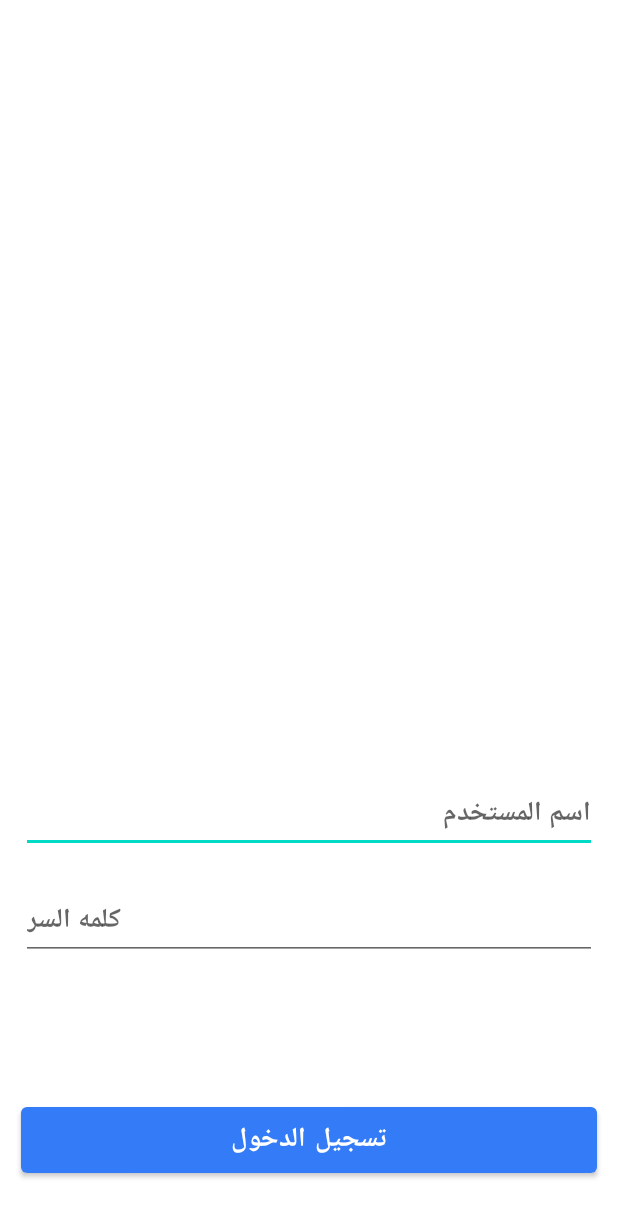
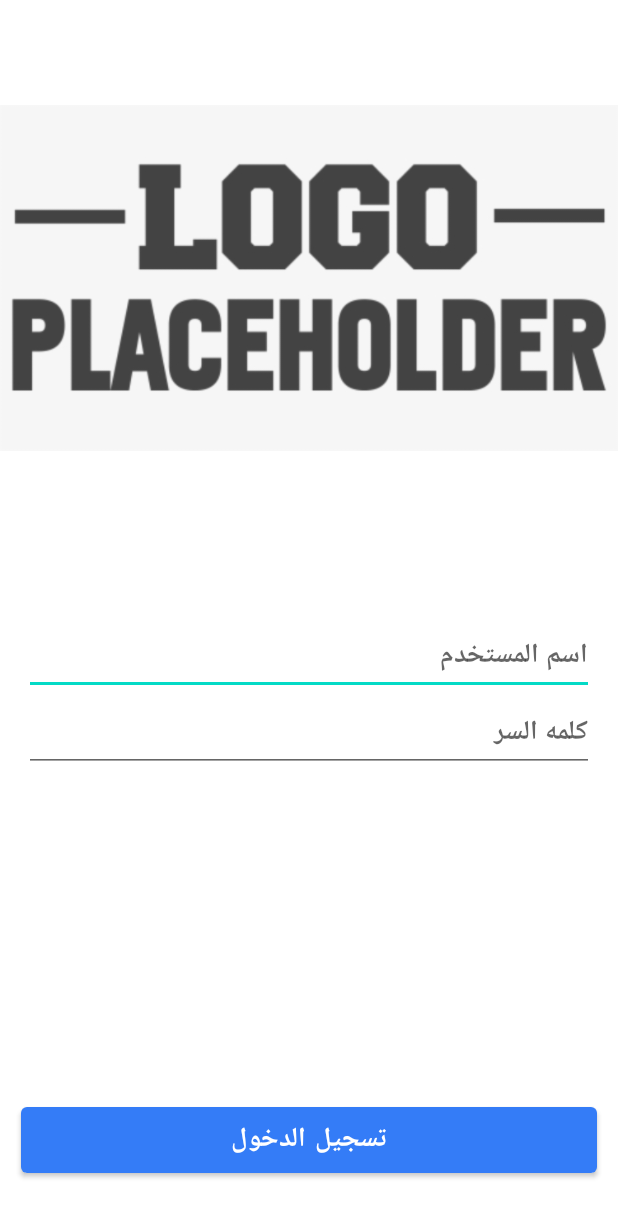
Before and after one commit to AhmedMamdouhh/HalanChallenge, an Android app: the screen it shows after launch (MainActivity), on a phone screen of 412 x 824 dp. Shown: the top 1217 px of the screen. Run offline under Robolectric (Android 15) with nearby library versions, the phone set to English and light mode, and no system bars; our stand-ins replace Dagger/Hilt's generated code, data binding.

Commit message:
Design enhancement

```diff
--- a/app/src/main/java/com/example/halanchallenge/data/repository/login/LoginRepository.kt
+++ b/app/src/main/java/com/example/halanchallenge/data/repository/login/LoginRepository.kt
@@ -1,7 +1,6 @@
 package com.example.halanchallenge.data.repository.login
 
 import com.example.halanchallenge.data.remote.Api
-import com.example.halanchallenge.data.utils.BaseDataSource
 import com.example.halanchallenge.domain.model.login.LoginGateway
 import com.example.halanchallenge.domain.model.login.LoginRequest
 import javax.inject.Inject
--- a/app/src/main/java/com/example/halanchallenge/data/utils/BaseDataSource.kt
+++ b/app/src/main/java/com/example/halanchallenge/data/utils/BaseDataSource.kt
@@ -1,6 +1,5 @@
 package com.example.halanchallenge.data.utils
 
-import android.util.Log
 import retrofit2.Response
 import java.lang.Exception
 
--- a/app/src/main/java/com/example/halanchallenge/di/AppModule.kt
+++ b/app/src/main/java/com/example/halanchallenge/di/AppModule.kt
@@ -1,13 +1,11 @@
 package com.example.halanchallenge.di
 
-import android.content.Context
 import com.example.halanchallenge.BuildConfig
 import com.example.halanchallenge.data.remote.Api
 import com.example.halanchallenge.presentation.utils.manager.ResponseManager
 import dagger.Module
 import dagger.Provides
 import dagger.hilt.InstallIn
-import dagger.hilt.android.qualifiers.ApplicationContext
 import dagger.hilt.components.SingletonComponent
 import okhttp3.OkHttpClient
 import okhttp3.logging.HttpLoggingInterceptor
--- a/app/src/main/java/com/example/halanchallenge/presentation/ui/profile/ProfileFragment.kt
+++ b/app/src/main/java/com/example/halanchallenge/presentation/ui/profile/ProfileFragment.kt
@@ -8,7 +8,6 @@ import androidx.fragment.app.Fragment
 import androidx.fragment.app.viewModels
 import androidx.navigation.fragment.findNavController
 import androidx.navigation.fragment.navArgs
-import androidx.recyclerview.widget.GridLayoutManager
 import androidx.recyclerview.widget.LinearLayoutManager
 import com.example.halanchallenge.databinding.FragmentProfileBinding
 import com.example.halanchallenge.presentation.ui.profile.products.ProductsAdapter
--- a/app/src/main/res/layout/fragment_login.xml
+++ b/app/src/main/res/layout/fragment_login.xml
@@ -21,30 +21,44 @@
 
 
         <androidx.appcompat.widget.AppCompatImageView
-            android:layout_width="0dp"
-            android:layout_height="0dp"
+            android:layout_width="wrap_content"
+            android:layout_height="wrap_content"
             android:layout_marginStart="14dp"
-            android:layout_marginTop="144dp"
             android:layout_marginEnd="14dp"
             app:layout_constraintDimensionRatio="3"
+            app:layout_constraintBottom_toTopOf="@+id/gl_login_less_than_middle"
             app:layout_constraintEnd_toEndOf="parent"
             app:layout_constraintStart_toStartOf="parent"
             app:layout_constraintTop_toTopOf="parent"
-            tools:srcCompat="@tools:sample/backgrounds/scenic" />
+            android:src="@drawable/img_place_holder" />
+
+        <androidx.constraintlayout.widget.Guideline
+            android:id="@+id/gl_login_less_than_middle"
+            android:layout_width="wrap_content"
+            android:layout_height="wrap_content"
+            android:orientation="horizontal"
+            app:layout_constraintGuide_percent="0.45" />
+
+        <androidx.constraintlayout.widget.Guideline
+            android:id="@+id/gl_login_middle_screen"
+            android:layout_width="wrap_content"
+            android:layout_height="wrap_content"
+            android:orientation="horizontal"
+            app:layout_constraintGuide_percent="0.50" />
 
         <androidx.appcompat.widget.AppCompatEditText
             android:id="@+id/et_login_user_name"
             android:layout_width="match_parent"
             android:layout_height="wrap_content"
-            android:layout_marginStart="14dp"
-            android:layout_marginEnd="14dp"
+            android:layout_marginStart="16dp"
+            android:layout_marginEnd="16dp"
             android:layout_marginBottom="20dp"
             android:hint="@string/login_user_name"
             android:textStyle="bold"
             android:inputType="text"
             android:textDirection="rtl"
             android:text="@={loginObject.loginUserName}"
-            app:layout_constraintBottom_toTopOf="@+id/et_login_password"
+            app:layout_constraintTop_toBottomOf="@+id/gl_login_middle_screen"
             app:layout_constraintEnd_toEndOf="parent"
             app:layout_constraintStart_toStartOf="parent" />
 
@@ -52,15 +66,15 @@
             android:id="@+id/et_login_password"
             android:layout_width="match_parent"
             android:layout_height="wrap_content"
-            android:layout_marginStart="14dp"
-            android:layout_marginEnd="14dp"
-            android:layout_marginBottom="92dp"
+            android:layout_marginStart="16dp"
+            android:layout_marginEnd="16dp"
             android:hint="@string/login_password"
             android:textStyle="bold"
             android:textDirection="rtl"
+            android:gravity="end"
             android:inputType="textPassword"
             android:text="@={loginObject.loginPassword}"
-            app:layout_constraintBottom_toTopOf="@+id/btn_login"
+            app:layout_constraintTop_toBottomOf="@+id/et_login_user_name"
             app:layout_constraintEnd_toEndOf="@+id/et_login_user_name"
             app:layout_constraintStart_toStartOf="@+id/et_login_user_name" />
 
```
Also changed, not shown: app/src/main/java/com/example/halanchallenge/presentation/ui/login/LoginViewModel.kt (+11 -9 lines), app/src/main/res/layout/fragment_profile.xml (+14 -56 lines), app/src/main/res/layout/item_product.xml (+3 -15 lines), app/src/main/res/drawable/img_place_holder.png (added).
